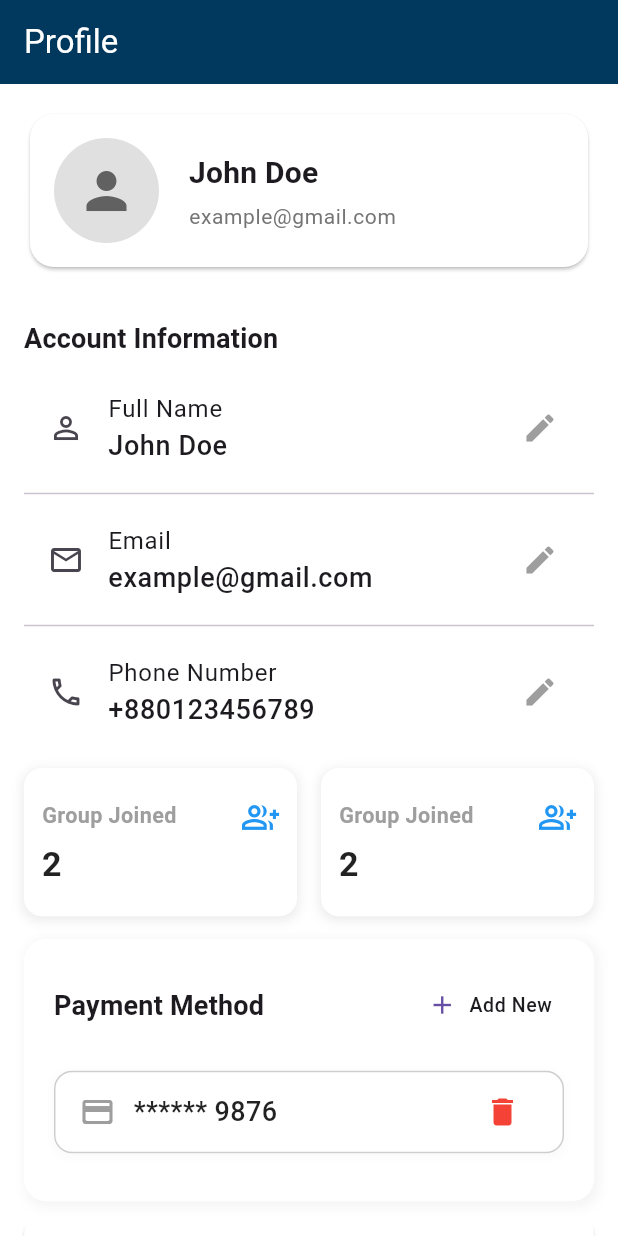
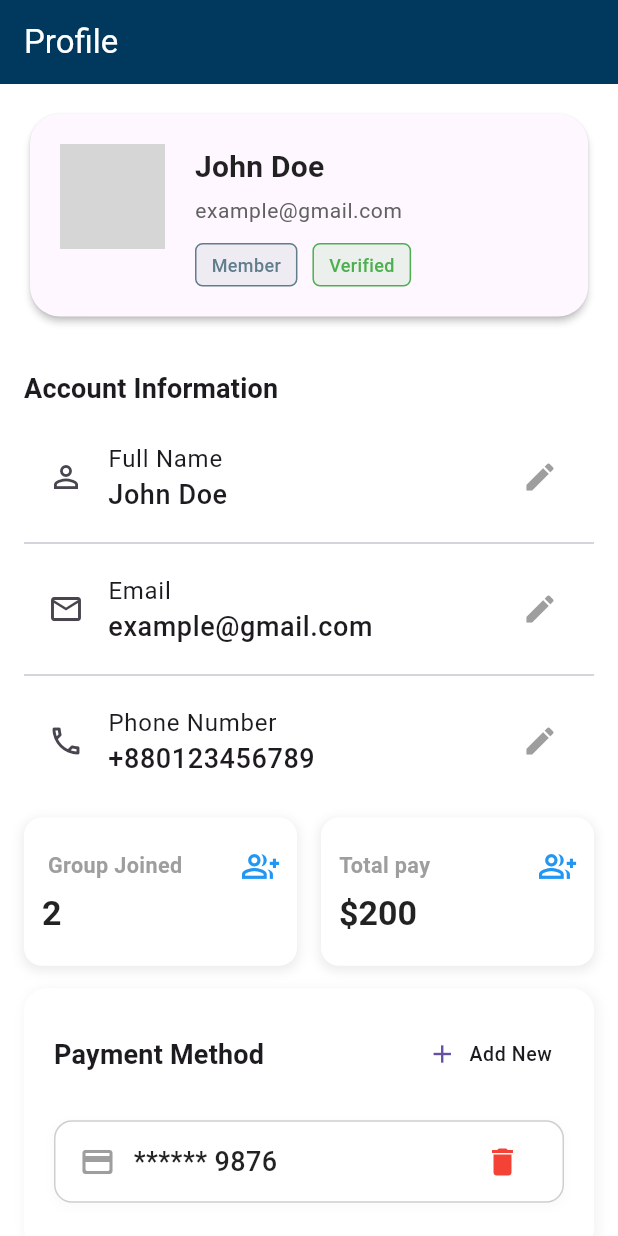
Before and after one commit to MTS-Services/Ayuuto-Savings-App, a Flutter app: the ProfileScreen screen opened directly, after a tap on the "delete" icon, on a phone screen of 412 x 824 dp. Run offline on Flutter 3.47's test engine with Material 3 defaults, Android fonts, the phone set to English and light mode, and no system bars; our stand-ins replace firebase_auth, firebase_core, get, iconsax_flutter, image_picker; accounts and stored records are empty; network calls fail; grey boxes are pictures that could not be loaded.

Commit message:
profile image piker add

```diff
--- a/lib/src/view/screen/profile/profile_screen.dart
+++ b/lib/src/view/screen/profile/profile_screen.dart
@@ -3,6 +3,7 @@ import 'package:ayuuto_savings_app/src/model/firebase/firebase_service.dart';
 import 'package:ayuuto_savings_app/src/view/screen/Individual%20Group/widget/custom_appbar.dart';
 import 'package:ayuuto_savings_app/src/view/screen/profile/widget/add_card_number.dart';
 import 'package:ayuuto_savings_app/src/view/screen/profile/widget/payment_method_Section.dart';
+import 'package:ayuuto_savings_app/src/view/screen/profile/widget/profile_header.dart';
 import 'package:ayuuto_savings_app/src/view/screen/profile/widget/profile_info_card_widget.dart';
 import 'package:ayuuto_savings_app/src/view/widget/snack_bar_message.dart';
 import 'package:flutter/material.dart';
@@ -32,7 +33,12 @@ class _ProfileScreenState extends State<ProfileScreen> {
         child: Column(
           crossAxisAlignment: CrossAxisAlignment.start,
           children: [
-            _buildProfileHeader(),
+            ProfileHeaderCard(
+              fullName: fullName,
+              email: email,
+              imageUrl:
+                  'https://plus.unsplash.com/premium_photo-1689977807477-a579eda91fa2?q=80&w=2070&auto=format&fit=crop&ixlib=rb-4.0.3&ixid=M3wxMjA3fDB8MHxwaG90by1wYWdlfHx8fGVufDB8fHx8fA%3D%3D',
+            ),
             const SizedBox(height: 30),
             Text(
               "Account Information",
@@ -80,7 +86,7 @@ class _ProfileScreenState extends State<ProfileScreen> {
               children: [
                 Expanded(
                   child: ProfileInfoCard(
-                    title: "Group Joined",
+                    title: " Group Joined",
                     count: "2",
                     icon: Icons.group_add_outlined,
                   ),
@@ -88,8 +94,8 @@ class _ProfileScreenState extends State<ProfileScreen> {
                 SizedBox(width: 16),
                 Expanded(
                   child: ProfileInfoCard(
-                    title: "Group Joined",
-                    count: "2",
+                    title: "Total pay",
+                    count: "\$200",
                     icon: Icons.group_add_outlined,
                   ),
                 ),
@@ -131,24 +137,22 @@ class _ProfileScreenState extends State<ProfileScreen> {
 
   Widget _buildProfileHeader() {
     return Card(
-      elevation: 1,
+      elevation: 2,
       color: AppColor.themeColor,
-      shape: RoundedRectangleBorder(borderRadius: BorderRadius.circular(16)),
+      shape: RoundedRectangleBorder(borderRadius: BorderRadius.circular(20)),
       child: Padding(
-        padding: const EdgeInsets.all(16),
+        padding: const EdgeInsets.all(20),
         child: Row(
+          crossAxisAlignment: CrossAxisAlignment.start,
           children: [
             CircleAvatar(
               radius: 35,
-              backgroundColor: Colors.grey.shade300,
-              child: Icon(
-                Icons.person,
-                size: 40,
-                color: Colors.grey.shade700,
-              ),
+              backgroundImage: NetworkImage(
+                  'https://plus.unsplash.com/premium_photo-1689977807477-a579eda91fa2?q=80&w=2070&auto=format&fit=crop&ixlib=rb-4.0.3&ixid=M3wxMjA3fDB8MHxwaG90by1wYWdlfHx8fGVufDB8fHx8fA%3D%3D'),
             ),
             const SizedBox(width: 20),
-            Column(
+            Expanded(
+              child: Column(
                 crossAxisAlignment: CrossAxisAlignment.start,
                 children: [
                   Text(
@@ -156,19 +160,48 @@ class _ProfileScreenState extends State<ProfileScreen> {
                     style: Theme.of(context).textTheme.titleMedium!.copyWith(
                           fontWeight: FontWeight.bold,
                           fontSize: 20,
+                          color: Colors.black87,
                         ),
                   ),
                   const SizedBox(height: 5),
                   Text(
                     email,
                     style: Theme.of(context).textTheme.bodySmall!.copyWith(
-                        color: Colors.grey.shade600,
+                          color: Colors.grey.shade700,
                           fontSize: 14,
+                        ),
+                  ),
+                  const SizedBox(height: 12),
+                  Row(
+                    children: [
+                      _buildBadge("Member"),
+                      const SizedBox(width: 10),
+                      _buildBadge("Verified", color: Colors.green),
+                    ],
+                  )
+                ],
               ),
             ),
           ],
         ),
-          ],
+      ),
+    );
+  }
+
+  Widget _buildBadge(String label, {Color color = Colors.blueGrey}) {
+    return Container(
+      padding: const EdgeInsets.symmetric(horizontal: 10, vertical: 5),
+      decoration: BoxDecoration(
+        color: color.withOpacity(0.1),
+        borderRadius: BorderRadius.circular(5),
+        border: Border.all(color: color),
+      ),
+      child: Text(
+        label,
+        style: TextStyle(
+          fontSize: 12,
+          color: color,
+          fontWeight: FontWeight.w500,
         ),
       ),
     );
--- /dev/null
+++ b/lib/src/view/screen/profile/widget/profile_header.dart
@@ -0,0 +1,138 @@
+import 'dart:io';
+import 'package:flutter/material.dart';
+import 'package:image_picker/image_picker.dart';
+
+class ProfileHeaderCard extends StatefulWidget {
+  final String fullName;
+  final String email;
+  final String imageUrl;
+
+  const ProfileHeaderCard({
+    super.key,
+    required this.fullName,
+    required this.email,
+    required this.imageUrl,
+  });
+
+  @override
+  State<ProfileHeaderCard> createState() => _ProfileHeaderCardState();
+}
+
+class _ProfileHeaderCardState extends State<ProfileHeaderCard> {
+  File? _pickedImage;
+
+  Future<void> _pickImage() async {
+    final picker = ImagePicker();
+    final pickedFile =
+    await picker.pickImage(source: ImageSource.gallery, imageQuality: 70);
+
+    if (pickedFile != null) {
+      setState(() {
+        _pickedImage = File(pickedFile.path);
+      });
+
+      // এখানে চাইলে Firebase বা অন্য কোথাও আপলোডের লজিক দিতে পারো
+    }
+  }
+
+  @override
+  Widget build(BuildContext context) {
+    return Card(
+      elevation: 2,
+      color: Theme.of(context).cardColor,
+      shape: RoundedRectangleBorder(borderRadius: BorderRadius.circular(20)),
+      child: Padding(
+        padding: const EdgeInsets.all(20),
+        child: Row(
+          crossAxisAlignment: CrossAxisAlignment.start,
+          children: [
+            GestureDetector(
+              onTap: _pickImage,
+              child: Stack(
+                children: [
+                  CircleAvatar(
+                    radius: 35,
+                    backgroundColor: Colors.grey.shade200,
+                    backgroundImage: _pickedImage != null
+                        ? FileImage(_pickedImage!)
+                        : widget.imageUrl.isNotEmpty
+                        ? NetworkImage(widget.imageUrl)
+                        : const AssetImage('assets/images/default_avatar.png')
+                    as ImageProvider,
+                  ),
+                  Positioned(
+                    bottom: 0,
+                    right: 0,
+                    child: Container(
+                      padding: const EdgeInsets.all(4),
+                      decoration: BoxDecoration(
+                        color: Colors.black54,
+                        shape: BoxShape.circle,
+                      ),
+                      child: const Icon(
+                        Icons.camera_alt,
+                        color: Colors.white,
+                        size: 16,
+                      ),
+                    ),
+                  ),
+                ],
+              ),
+            ),
+            const SizedBox(width: 20),
+            Expanded(
+              child: Column(
+                crossAxisAlignment: CrossAxisAlignment.start,
+                children: [
+                  Text(
+                    widget.fullName,
+                    style: Theme.of(context).textTheme.titleMedium!.copyWith(
+                      fontWeight: FontWeight.bold,
+                      fontSize: 20,
+                      color: Colors.black87,
+                    ),
+                  ),
+                  const SizedBox(height: 5),
+                  Text(
+                    widget.email,
+                    style: Theme.of(context).textTheme.bodySmall!.copyWith(
+                      color: Colors.grey.shade700,
+                      fontSize: 14,
+                    ),
+                  ),
+                  const SizedBox(height: 12),
+                  Row(
+                    children: [
+                      _buildBadge("Member"),
+                      const SizedBox(width: 10),
+                      _buildBadge("Verified", color: Colors.green),
+                    ],
+                  )
+                ],
+              ),
+            ),
+          ],
+        ),
+      ),
+    );
+  }
+
+  Widget _buildBadge(String label, {Color color = Colors.blueGrey}) {
+    return Container(
+      padding: const EdgeInsets.symmetric(horizontal: 10, vertical: 5),
+      decoration: BoxDecoration(
+        color: color.withOpacity(0.1),
+        borderRadius: BorderRadius.circular(5),
+        border: Border.all(color: color),
+      ),
+      child: Text(
+        label,
+        style: TextStyle(
+          fontSize: 12,
+          color: color,
+          fontWeight: FontWeight.w500,
+        ),
+      ),
+    );
+  }
+}
--- a/pubspec.yaml
+++ b/pubspec.yaml
@@ -18,6 +18,7 @@ dependencies:
   firebase_auth: ^5.5.2
   iconsax_flutter: ^1.0.0
   intl: ^0.20.2
+  image_picker: ^1.1.2
 
 dev_dependencies:
   flutter_test:
```
Also changed, not shown: pubspec.lock, 6 other files. Lines whose indentation alone changed are shown as unchanged.
